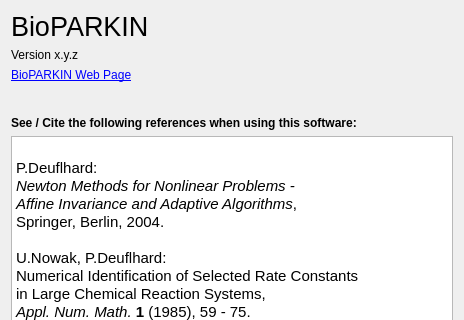
Old version of the form src/aboutdialog_v2.ui in the repository CSB-at-ZIB/BioPARKIN; both pictures show x 0 to 464 and y 0 to 320 of the 464 by 483 pixel window.
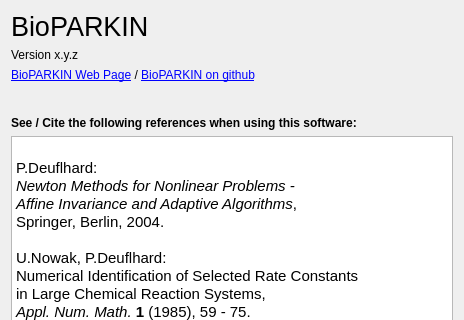
New version of the form.

Commit message:
Added github link to about dialog
todo: libraries

Patch:
```diff
--- a/src/aboutdialog_v2.ui
+++ b/src/aboutdialog_v2.ui
@@ -52,7 +52,7 @@
        <item>
         <widget class="QLabel" name="labelUrl">
          <property name="text">
-          <string notr="true">&lt;a href=&quot;http://www.zib.de/en/numerik/csb/software/bioparkin.html&quot;&gt;BioPARKIN Web Page&lt;/a&gt;</string>
+          <string notr="true">&lt;a href=&quot;http://www.zib.de/en/numerik/csb/software/bioparkin.html&quot;&gt;BioPARKIN Web Page&lt;/a&gt; / &lt;a href=&quot;http://github.com/CSB-at-ZIB/BioPARKIN&quot;&gt;BioPARKIN on github&lt;/a&gt;</string>
          </property>
          <property name="textFormat">
           <enum>Qt::AutoText</enum>
```
Left out of the diff: 34 changed lines with no effect on the pictures.
